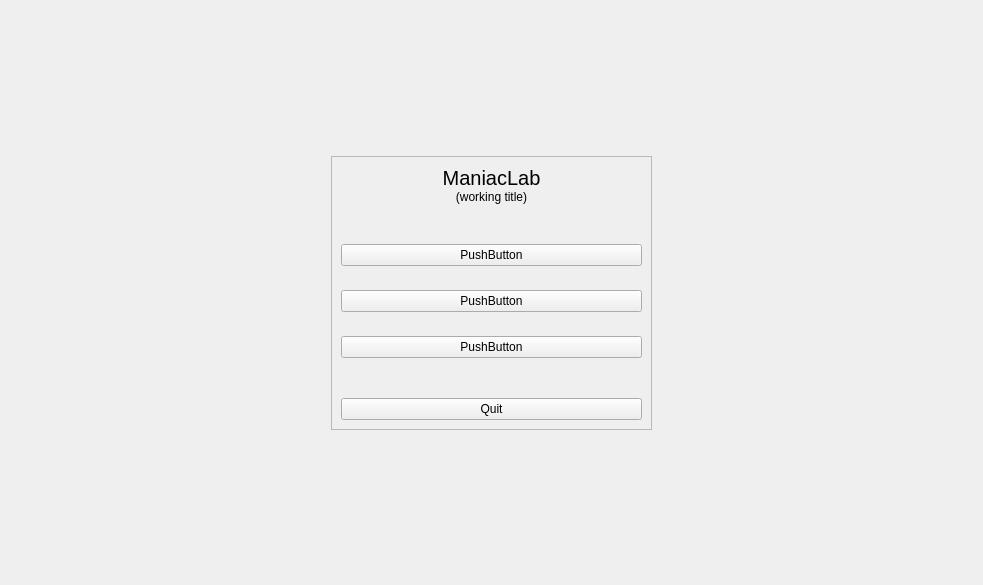
Above: game/ui/mainmenu.ui from horazont/ManiacLab before the change. Below: the same form after it.
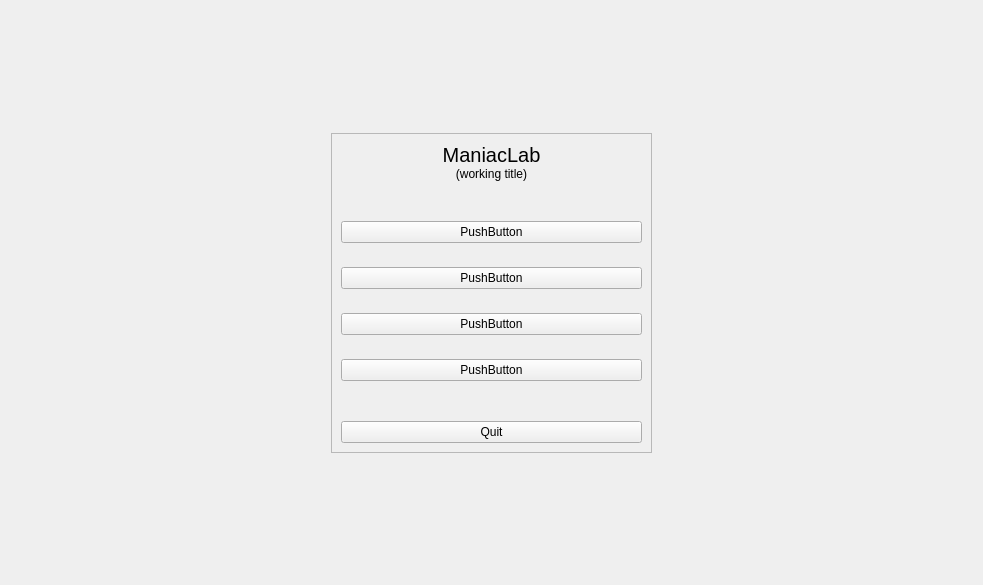
That is the form after the change. Custom widgets are drawn as their Qt base class.

The edit to the form file:
```diff
--- a/game/ui/mainmenu.ui
+++ b/game/ui/mainmenu.ui
@@ -160,6 +160,13 @@
           </property>
          </widget>
         </item>
+        <item>
+         <widget class="ActionButton" name="btn_intro">
+          <property name="text">
+           <string>PushButton</string>
+          </property>
+         </widget>
+        </item>
        </layout>
       </item>
       <item>
```
Left out of the diff: 5 changed lines with no effect on the pictures.
